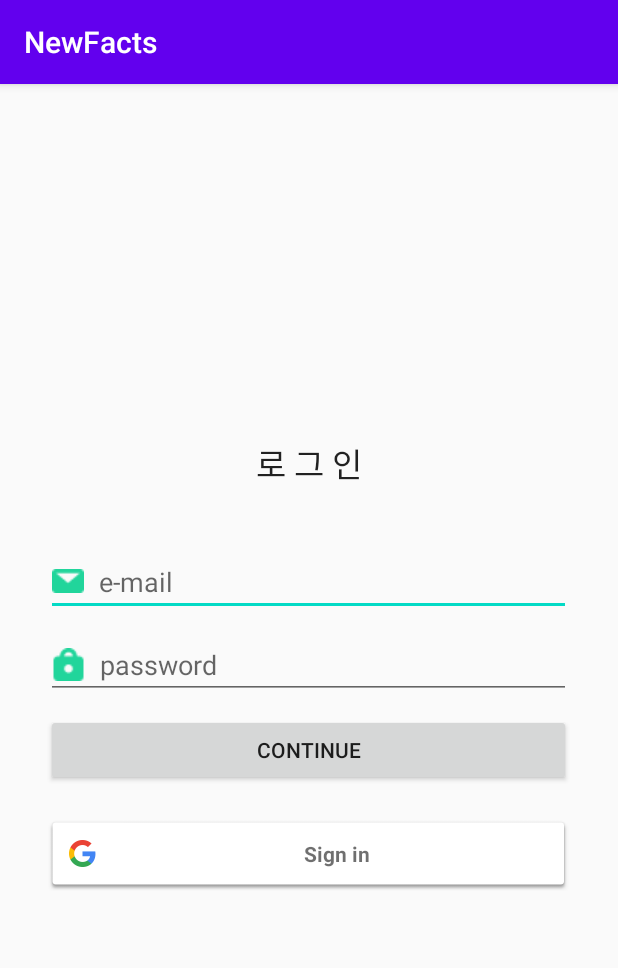
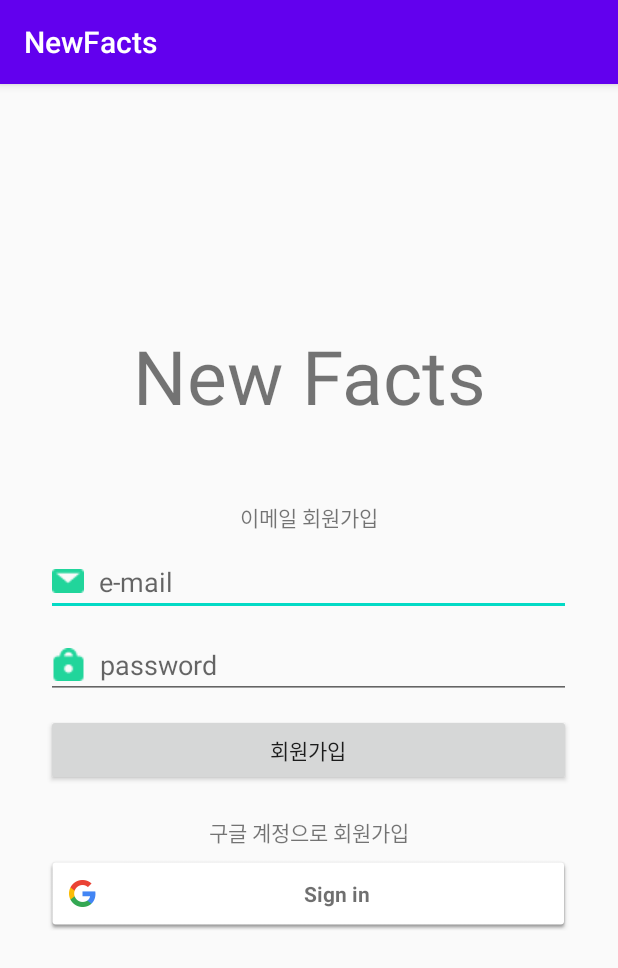
Before and after one commit to minjeongnew/firebase_android_study, an Android app: the LoginActivity screen opened directly, with no data from a screen before it, on a phone screen of 412 x 824 dp. Shown: the top 968 px of the screen. Run offline under Robolectric (Android 15) with nearby library versions, the phone set to English and light mode, and no system bars; our stand-ins replace Firebase (no records; nobody signed in at launch, a user with empty details on screens opened directly).

Commit message:
update login

```diff
--- a/app/src/main/java/com/newfact/newfacts/LoginActivity.java
+++ b/app/src/main/java/com/newfact/newfacts/LoginActivity.java
@@ -52,16 +52,15 @@ public class LoginActivity extends AppCompatActivity implements GoogleApiClient.
         mAuth = FirebaseAuth.getInstance();
 
 //        nickname_editText = (EditText)findViewById(R.id.editTextNickNname);
-        email_editText = (EditText)findViewById(R.id.editTextTextGoogleAddress);
+        email_editText = (EditText)findViewById(R.id.editTextTextEmailAddress);
         password_editText = (EditText)findViewById(R.id.editTextTextPassword);
-        signIn_button = (Button)findViewById(R.id.buttonGoogleSignIn);
+        signIn_button = (Button)findViewById(R.id.buttonEmailSignIn);
 
         signIn_button.setOnClickListener(new View.OnClickListener() {
             @Override
             public void onClick(View v) {
 //
-                signIn();
-//                createUser(email_editText.getText().toString(), password_editText.getText().toString());
+                createUser(email_editText.getText().toString(), password_editText.getText().toString());
             }
         });
 
@@ -78,35 +77,32 @@ public class LoginActivity extends AppCompatActivity implements GoogleApiClient.
         google_login_button.setOnClickListener(new View.OnClickListener() {
             @Override
             public void onClick(View v) {
-                Intent signInIntent = mGoogleSignInClient.getSignInIntent();
-                startActivityForResult(signInIntent, RC_SIGN_IN);
-
+                signIn();
             }
         });
     }
+    private void createUser(String email, String password){
+        mAuth.createUserWithEmailAndPassword(email, password).addOnCompleteListener(LoginActivity.this, new OnCompleteListener<AuthResult>() {
+            @Override
+            public void onComplete(@NonNull Task<AuthResult> task) {
+                if(task.isSuccessful()){
+                    // Sign in success, update UI
+                    //
+                    // 토스트 성공 문구 띄워주기
+                    Toast.makeText(getApplicationContext(), "가입을 축하합니다", Toast.LENGTH_SHORT).show();
+                    // 로그인 성공 후 activity 넘어가는 코드 추가해야함.
+                    //
+                    Intent intent_to_main_activity = new Intent(LoginActivity.this, MainActivity.class);
+                    startActivity(intent_to_main_activity);
+                    finish();
+                }
+                else{
+                    Toast.makeText(getApplicationContext(), "다시 시도해주세요", Toast.LENGTH_SHORT).show();
 
-//    private void createUser(String email, String password){
-//        mAuth.createUserWithEmailAndPassword(email, password).addOnCompleteListener(this, new OnCompleteListener<AuthResult>() {
-//            @Override
-//            public void onComplete(@NonNull Task<AuthResult> task) {
-//                if(task.isSuccessful()){
-//                    // Sign in success, update UI
-//                    //
-//                    // 토스트 성공 문구 띄워주기
-//                    Toast.makeText(getApplicationContext(), "가입을 축하합니다", Toast.LENGTH_SHORT).show();
-//                    // 로그인 성공 후 activity 넘어가는 코드 추가해야함.
-//                    //
-//                    Intent intent_to_main_activity = new Intent(LoginActivity.this, MainActivity.class);
-//                    startActivity(intent_to_main_activity);
-//                    finish();
-//                }
-//                else{
-//                    Toast.makeText(getApplicationContext(), "다시 시도해주세요", Toast.LENGTH_SHORT).show();
-//
-//                }
-//            }
-//        });
-//    }
+                }
+            }
+        });
+    }
 
 
 
@@ -124,6 +120,7 @@ public class LoginActivity extends AppCompatActivity implements GoogleApiClient.
     private void signIn() {
         Intent signInIntent = mGoogleSignInClient.getSignInIntent();
         startActivityForResult(signInIntent, RC_SIGN_IN);
+        Toast.makeText(LoginActivity.this, "로그인 성공", Toast.LENGTH_SHORT).show();
     }
 
     @Override
@@ -160,13 +157,12 @@ public class LoginActivity extends AppCompatActivity implements GoogleApiClient.
                             // Log.d(TAG, "signInWithCredential:success");
                             FirebaseUser user = mAuth.getCurrentUser();
                             updateUI(user);
-                            Toast.makeText(LoginActivity.this, "로그인 성공", Toast.LENGTH_SHORT).show();
+//                            Toast.makeText(LoginActivity.this, "로그인 성공", Toast.LENGTH_SHORT).show();
 
                         } else {
                             // If sign in fails, display a message to the user.
-                            // Log.w(TAG, "signInWithCredential:failure", task.getException());
-                            // Snackbar.make(mBinding.mainLayout, "Authentication Failed.", Snackbar.LENGTH_SHORT).show();
-                             updateUI(null);
+                            Toast.makeText(LoginActivity.this, "다시 시도해주세요", Toast.LENGTH_SHORT).show();
+                            updateUI(null);
                         }
 
                         // [START_EXCLUDE]
--- a/app/src/main/res/layout/activity_login.xml
+++ b/app/src/main/res/layout/activity_login.xml
@@ -6,15 +6,26 @@
     android:layout_width="match_parent"
     android:layout_height="match_parent"
     tools:context=".LoginActivity">
+
     <TextView
+        android:id="@+id/textViewAppTitle"
+        android:layout_width="match_parent"
+        android:layout_height="wrap_content"
+        android:layout_above="@id/textView"
+        android:text="New Facts"
+        android:gravity="center"
+        android:textSize="50dp"/>
+
+
+    <TextView
+        android:layout_marginTop="50dp"
         android:id="@+id/textView"
         android:layout_centerHorizontal="true"
         android:layout_above="@+id/login_linear_layout"
-        android:layout_marginBottom="30dp"
+
         android:layout_width="wrap_content"
         android:layout_height="wrap_content"
-        android:text="로 그 인"
-        android:textAppearance="@style/TextAppearance.AppCompat.Large" />
+        android:text="이메일 회원가입" />
     <LinearLayout
         android:id="@+id/login_linear_layout"
         android:layout_width="match_parent"
@@ -25,7 +36,7 @@
 
 
         <EditText
-            android:id="@+id/editTextTextGoogleAddress"
+            android:id="@+id/editTextTextEmailAddress"
             android:drawableLeft="@drawable/mail"
             android:drawablePadding="10dp"
             android:layout_marginTop="10dp"
@@ -50,30 +61,38 @@
             android:inputType="textPassword" />
 
         <Button
-            android:id="@+id/buttonGoogleSignIn"
+            android:id="@+id/buttonEmailSignIn"
             android:layout_marginTop="10dp"
             android:layout_width="350dp"
             android:layout_height="wrap_content"
-            android:text="CONTINUE" />
+            android:text="회원가입" />
 
     </LinearLayout>
 
 
-    <com.google.android.gms.common.SignInButton
-        android:layout_marginTop="20dp"
-        android:id="@+id/google_login_button"
-        android:layout_width="350dp"
-        android:layout_height="50dp"
-        android:layout_below="@+id/login_linear_layout"
-        android:layout_centerHorizontal="true"
-        app:layout_constraintBottom_toBottomOf="parent"
-        app:layout_constraintEnd_toEndOf="parent"
-        app:layout_constraintStart_toStartOf="parent"
-        app:layout_constraintTop_toTopOf="parent">
+    <LinearLayout
+        android:layout_below="@id/login_linear_layout"
+        android:layout_width="match_parent"
+        android:layout_height="match_parent"
+        android:orientation="vertical">
 
-    </com.google.android.gms.common.SignInButton>
+        <TextView
+            android:layout_marginTop="20dp"
+            android:id="@+id/textView2"
+            android:layout_width="wrap_content"
+            android:layout_height="wrap_content"
+            android:layout_gravity="center"
+            android:text="구글 계정으로 회원가입" />
 
+        <com.google.android.gms.common.SignInButton
+            android:id="@+id/google_login_button"
+            android:layout_width="350dp"
+            android:layout_height="50dp"
+            android:layout_gravity="center"
+            android:layout_marginTop="5dp">
 
+        </com.google.android.gms.common.SignInButton>
+    </LinearLayout>
 
 
 </RelativeLayout>
```
